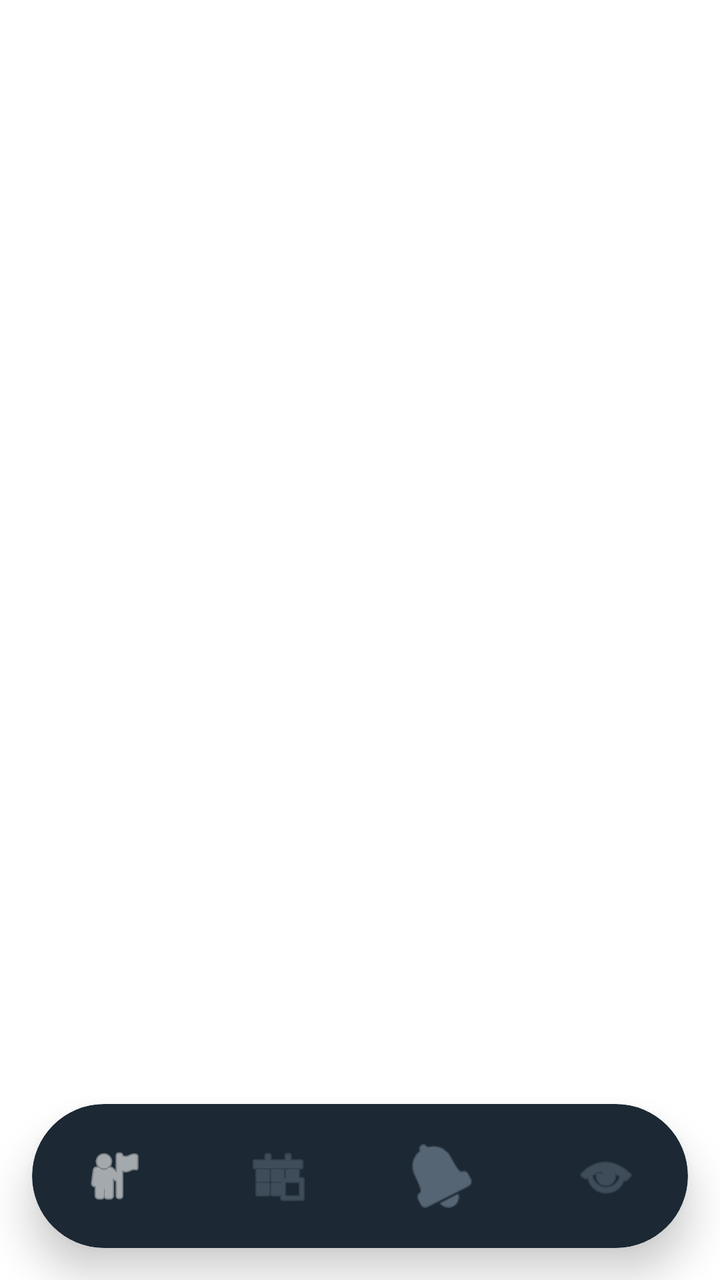
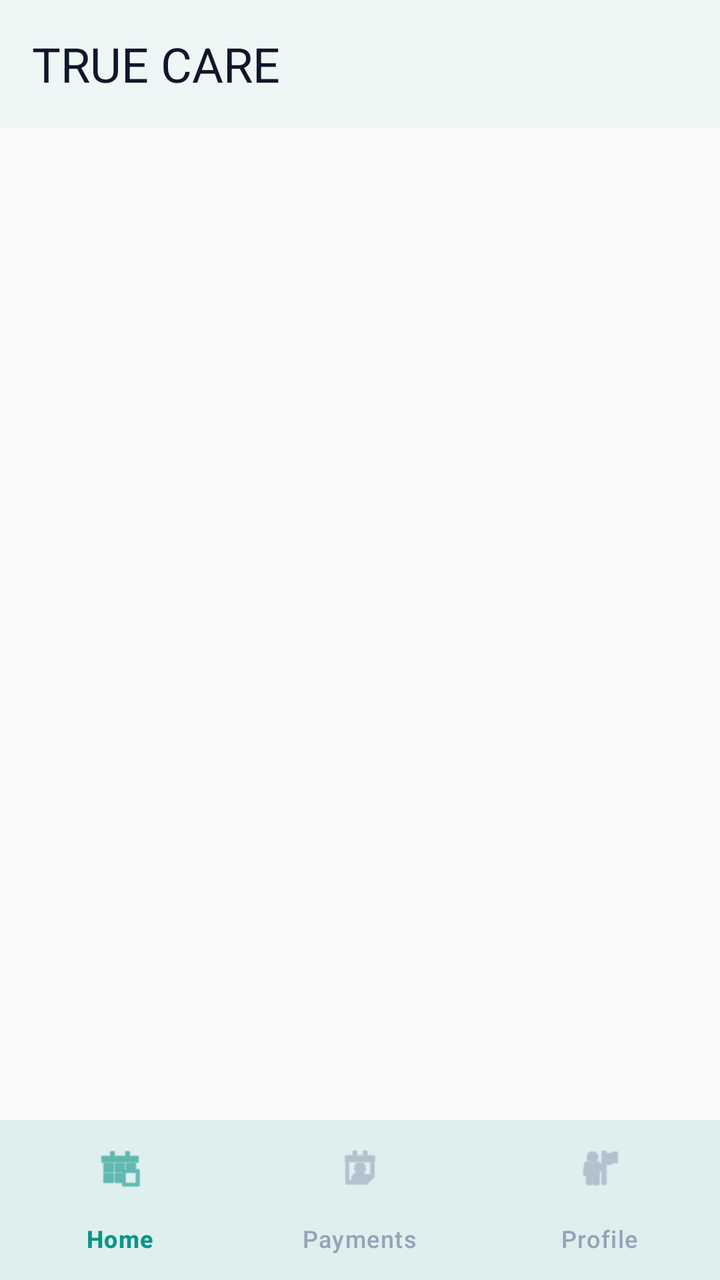

Compare the two renders of this Android layout. The source of the first and the diff that turns it into the second are given below.
<!-- AndroidManifest.xml: application theme Theme.CaregiverManagementSystem -->
<!-- res/layout/activity_patient.xml -->
<?xml version="1.0" encoding="utf-8"?>
<androidx.coordinatorlayout.widget.CoordinatorLayout xmlns:android="http://schemas.android.com/apk/res/android"
    xmlns:app="http://schemas.android.com/apk/res-auto"
    android:layout_width="match_parent"
    android:layout_height="match_parent"
    android:background="@color/white">

    <FrameLayout
        android:id="@+id/fragment_container"
        android:layout_width="match_parent"
        android:layout_height="match_parent"
        android:paddingBottom="88dp" />

    <androidx.cardview.widget.CardView
        android:layout_width="match_parent"
        android:layout_height="72dp"
        android:layout_gravity="bottom"
        android:layout_margin="16dp"
        app:cardCornerRadius="36dp"
        app:cardElevation="12dp"
        app:cardBackgroundColor="@color/med_text_primary">
        
        <LinearLayout
            android:layout_width="match_parent"
            android:layout_height="match_parent"
            android:orientation="horizontal"
            android:gravity="center">
            
            <ImageButton
                android:id="@+id/nav_home"
                android:layout_width="0dp"
                android:layout_height="match_parent"
                android:layout_weight="1"
                android:src="@android:drawable/ic_menu_myplaces"
                android:background="?attr/selectableItemBackgroundBorderless"
                android:tint="@color/white" />
                
            <ImageButton
                android:id="@+id/nav_schedule"
                android:layout_width="0dp"
                android:layout_height="match_parent"
                android:layout_weight="1"
                android:src="@android:drawable/ic_menu_today"
                android:background="?attr/selectableItemBackgroundBorderless"
                android:tint="@color/med_text_secondary" />
                
            <ImageButton
                android:id="@+id/nav_payments"
                android:layout_width="0dp"
                android:layout_height="match_parent"
                android:layout_weight="1"
                android:src="@android:drawable/ic_popup_reminder"
                android:background="?attr/selectableItemBackgroundBorderless"
                android:tint="@color/med_text_secondary" />
                
            <ImageButton
                android:id="@+id/nav_profile"
                android:layout_width="0dp"
                android:layout_height="match_parent"
                android:layout_weight="1"
                android:src="@android:drawable/ic_menu_view"
                android:background="?attr/selectableItemBackgroundBorderless"
                android:tint="@color/med_text_secondary" />
        </LinearLayout>
    </androidx.cardview.widget.CardView>

</androidx.coordinatorlayout.widget.CoordinatorLayout>
<!-- resources referenced by this layout -->
<resources>
  <color name="med_text_primary">#1C2833</color>
  <color name="med_text_secondary">#566573</color>
  <style name="Theme.CaregiverManagementSystem" parent="Theme.Material3.DayNight.NoActionBar">
          
          <item name="colorPrimary">@color/med_teal_primary</item>
          <item name="colorOnPrimary">@color/white</item>
          <item name="colorPrimaryContainer">@color/med_teal_primary</item>
          <item name="colorOnPrimaryContainer">@color/white</item>
  
          
          <item name="colorSecondary">@color/med_mint_success</item>
          <item name="colorOnSecondary">@color/white</item>
          <item name="colorSecondaryContainer">@color/med_mint_soft</item>
          <item name="colorOnSecondaryContainer">@color/med_text_primary</item>
  
          
          <item name="android:statusBarColor">@color/white</item>
          <item name="android:windowLightStatusBar">true</item>
          
          
          <item name="android:windowBackground">@color/white</item>
          <item name="colorSurface">@color/white</item>
          <item name="colorOnSurface">@color/med_text_primary</item>
      </style>
  <color name="med_teal_primary">#2D9CDB</color>
  <color name="med_mint_success">#27AE60</color>
  <color name="med_mint_soft">#D1F2EB</color>
  <!-- unchanged entries left out for length: 1 -->
</resources>

<!-- the commit's change to res/layout/activity_patient.xml (unified diff, before → after) -->
@@ -1,67 +1,40 @@
 <?xml version="1.0" encoding="utf-8"?>
-<androidx.coordinatorlayout.widget.CoordinatorLayout xmlns:android="http://schemas.android.com/apk/res/android"
+<LinearLayout xmlns:android="http://schemas.android.com/apk/res/android"
     xmlns:app="http://schemas.android.com/apk/res-auto"
     android:layout_width="match_parent"
     android:layout_height="match_parent"
-    android:background="@color/white">
+    android:orientation="vertical"
+    android:background="@color/slate_50">
 
-    <FrameLayout
-        android:id="@+id/fragment_container"
+    
+    <com.google.android.material.appbar.MaterialToolbar
+        android:id="@+id/topAppBar"
         android:layout_width="match_parent"
-        android:layout_height="match_parent"
-        android:paddingBottom="88dp" />
+        android:layout_height="64dp"
+        android:background="@color/white"
+        android:elevation="2dp"
+        app:titleTextColor="@color/slate_900"
+        app:title="TRUE CARE"
+        app:titleTextAppearance="@style/TextAppearance.TrueCare.Heading"
+        app:navigationIconTint="@color/teal_primary"/>
 
-    <androidx.cardview.widget.CardView
+    
+    <androidx.fragment.app.FragmentContainerView
+        android:id="@+id/fragmentContainer"
         android:layout_width="match_parent"
-        android:layout_height="72dp"
-        android:layout_gravity="bottom"
-        android:layout_margin="16dp"
-        app:cardCornerRadius="36dp"
-        app:cardElevation="12dp"
-        app:cardBackgroundColor="@color/med_text_primary">
-        
-        <LinearLayout
-            android:layout_width="match_parent"
-            android:layout_height="match_parent"
-            android:orientation="horizontal"
-            android:gravity="center">
-            
-            <ImageButton
-                android:id="@+id/nav_home"
-                android:layout_width="0dp"
-                android:layout_height="match_parent"
-                android:layout_weight="1"
-                android:src="@android:drawable/ic_menu_myplaces"
-                android:background="?attr/selectableItemBackgroundBorderless"
-                android:tint="@color/white" />
-                
-            <ImageButton
-                android:id="@+id/nav_schedule"
-                android:layout_width="0dp"
-                android:layout_height="match_parent"
-                android:layout_weight="1"
-                android:src="@android:drawable/ic_menu_today"
-                android:background="?attr/selectableItemBackgroundBorderless"
-                android:tint="@color/med_text_secondary" />
-                
-            <ImageButton
-                android:id="@+id/nav_payments"
-                android:layout_width="0dp"
-                android:layout_height="match_parent"
-                android:layout_weight="1"
-                android:src="@android:drawable/ic_popup_reminder"
-                android:background="?attr/selectableItemBackgroundBorderless"
-                android:tint="@color/med_text_secondary" />
-                
-            <ImageButton
-                android:id="@+id/nav_profile"
-                android:layout_width="0dp"
-                android:layout_height="match_parent"
-                android:layout_weight="1"
-                android:src="@android:drawable/ic_menu_view"
-                android:background="?attr/selectableItemBackgroundBorderless"
-                android:tint="@color/med_text_secondary" />
-        </LinearLayout>
-    </androidx.cardview.widget.CardView>
+        android:layout_height="0dp"
+        android:layout_weight="1"/>
 
-</androidx.coordinatorlayout.widget.CoordinatorLayout>
+    
+    <com.google.android.material.bottomnavigation.BottomNavigationView
+        android:id="@+id/bottomNavigation"
+        android:layout_width="match_parent"
+        android:layout_height="wrap_content"
+        android:background="@color/white"
+        android:elevation="12dp"
+        app:itemIconTint="@color/bottom_nav_icon_color"
+        app:itemTextColor="@color/bottom_nav_icon_color"
+        app:labelVisibilityMode="labeled"
+        app:menu="@menu/bottom_nav_patient"/>
+
+</LinearLayout>
<!-- resource entries referenced after the edit -->
@@ -1,32 +1,98 @@
 <!-- resources referenced by this layout -->
 <resources>
-  <color name="med_text_primary">#1C2833</color>
-  <color name="med_text_secondary">#566573</color>
-  <style name="Theme.CaregiverManagementSystem" parent="Theme.Material3.DayNight.NoActionBar">
-          
-          <item name="colorPrimary">@color/med_teal_primary</item>
-          <item name="colorOnPrimary">@color/white</item>
-          <item name="colorPrimaryContainer">@color/med_teal_primary</item>
-          <item name="colorOnPrimaryContainer">@color/white</item>
+  <color name="slate_50">#F8FAFC</color>
+  <color name="slate_900">#0F172A</color>
+  <color name="teal_primary">#0D9488</color>
+  <style name="TextAppearance.TrueCare.Heading" parent="TextAppearance.Material3.HeadlineMedium">
+          <item name="android:fontFamily">sans-serif-black</item>
+          <item name="android:textColor">@color/slate_900</item>
+          <item name="android:textSize">24sp</item>
+      </style>
+  <style name="Theme.CaregiverManagementSystem" parent="Theme.Material3.Light.NoActionBar">
   
           
-          <item name="colorSecondary">@color/med_mint_success</item>
+          <item name="colorPrimary">@color/teal_primary</item>
+          <item name="colorOnPrimary">@color/white</item>
+          <item name="colorPrimaryContainer">@color/teal_light</item>
+          <item name="colorOnPrimaryContainer">@color/teal_dark</item>
+  
+          
+          <item name="colorSecondary">@color/emerald_primary</item>
           <item name="colorOnSecondary">@color/white</item>
-          <item name="colorSecondaryContainer">@color/med_mint_soft</item>
-          <item name="colorOnSecondaryContainer">@color/med_text_primary</item>
+          <item name="colorSecondaryContainer">@color/emerald_light</item>
+          <item name="colorOnSecondaryContainer">@color/slate_800</item>
+  
+          
+          <item name="colorError">@color/rose_primary</item>
+          <item name="colorOnError">@color/white</item>
+          <item name="colorErrorContainer">@color/rose_light</item>
+  
+          
+          <item name="android:windowBackground">@color/slate_50</item>
+          <item name="colorSurface">@color/white</item>
+          <item name="colorOnSurface">@color/slate_900</item>
+          <item name="colorSurfaceVariant">@color/slate_100</item>
+          <item name="colorOnSurfaceVariant">@color/slate_500</item>
+  
+          
+          <item name="colorOutline">@color/slate_200</item>
   
           
           <item name="android:statusBarColor">@color/white</item>
           <item name="android:windowLightStatusBar">true</item>
+          <item name="android:navigationBarColor">@color/white</item>
+  
           
+          <item name="shapeAppearanceSmallComponent">@style/ShapeAppearance.TrueCare.Small</item>
+          <item name="shapeAppearanceMediumComponent">@style/ShapeAppearance.TrueCare.Medium</item>
+          <item name="shapeAppearanceLargeComponent">@style/ShapeAppearance.TrueCare.Large</item>
+  
           
-          <item name="android:windowBackground">@color/white</item>
-          <item name="colorSurface">@color/white</item>
-          <item name="colorOnSurface">@color/med_text_primary</item>
+          <item name="materialButtonStyle">@style/Widget.TrueCare.Button.Primary</item>
+  
+          
+          <item name="bottomNavigationStyle">@style/Widget.TrueCare.BottomNavigation</item>
       </style>
-  <color name="med_teal_primary">#2D9CDB</color>
-  <color name="med_mint_success">#27AE60</color>
-  <color name="med_mint_soft">#D1F2EB</color>
+  <color name="teal_light">#CCFBF1</color>
+  <color name="teal_dark">#0F766E</color>
+  <color name="emerald_primary">#10B981</color>
+  <color name="emerald_light">#D1FAE5</color>
+  <color name="slate_800">#1E293B</color>
+  <color name="rose_primary">#F43F5E</color>
+  <color name="rose_light">#FFE4E6</color>
+  <color name="slate_100">#F1F5F9</color>
+  <color name="slate_500">#64748B</color>
+  <color name="slate_200">#E2E8F0</color>
+  <style name="ShapeAppearance.TrueCare.Small" parent="ShapeAppearance.Material3.SmallComponent">
+          <item name="cornerFamily">rounded</item>
+          <item name="cornerSize">12dp</item>
+      </style>
+  <style name="ShapeAppearance.TrueCare.Medium" parent="ShapeAppearance.Material3.MediumComponent">
+          <item name="cornerFamily">rounded</item>
+          <item name="cornerSize">20dp</item>
+      </style>
+  <style name="ShapeAppearance.TrueCare.Large" parent="ShapeAppearance.Material3.LargeComponent">
+          <item name="cornerFamily">rounded</item>
+          <item name="cornerSize">28dp</item>
+      </style>
+  <style name="Widget.TrueCare.Button.Primary" parent="Widget.Material3.Button">
+          <item name="android:paddingTop">16dp</item>
+          <item name="android:paddingBottom">16dp</item>
+          <item name="android:textSize">13sp</item>
+          <item name="android:fontFamily">sans-serif-black</item>
+          <item name="android:letterSpacing">0.08</item>
+          <item name="android:textAllCaps">true</item>
+          <item name="backgroundTint">@color/teal_primary</item>
+          <item name="android:textColor">@color/white</item>
+          <item name="cornerRadius">32dp</item>
+          <item name="elevation">4dp</item>
+      </style>
+  <style name="Widget.TrueCare.BottomNavigation" parent="Widget.Material3.BottomNavigationView">
+          <item name="itemIconTint">@color/bottom_nav_icon_color</item>
+          <item name="itemTextColor">@color/bottom_nav_icon_color</item>
+          <item name="android:background">@color/white</item>
+          <item name="elevation">12dp</item>
+      </style>
   <!-- unchanged entries left out for length: 1 -->
 </resources>
 
